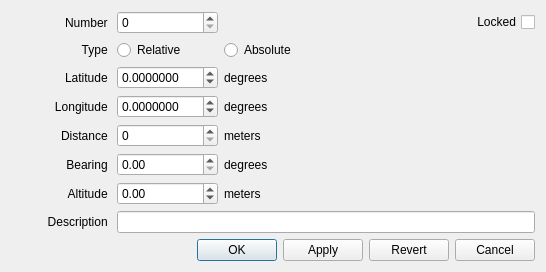
This is ground/openpilotgcs/src/plugins/opmap/opmap_edit_waypoint_dialog.ui in openpilot/OpenPilot as Qt 5 draws it before an edit. The edited form follows.
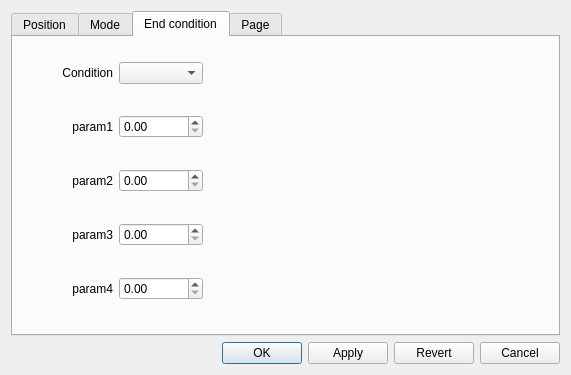
This is the edited form. Icons and pictures are not drawn.

```diff
--- a/ground/openpilotgcs/src/plugins/opmap/opmap_edit_waypoint_dialog.ui
+++ b/ground/openpilotgcs/src/plugins/opmap/opmap_edit_waypoint_dialog.ui
@@ -9,8 +9,8 @@
    <rect>
     <x>0</x>
     <y>0</y>
-    <width>546</width>
-    <height>261</height>
+    <width>571</width>
+    <height>375</height>
    </rect>
   </property>
   <property name="sizePolicy">
@@ -31,23 +31,24 @@
   </property>
   <layout class="QVBoxLayout" name="verticalLayout">
    <item>
+    <widget class="QTabWidget" name="tabWidget">
+     <property name="currentIndex">
+      <number>2</number>
+     </property>
+     <widget class="QWidget" name="tab_3">
+      <attribute name="title">
+       <string>Position</string>
+      </attribute>
+      <widget class="QWidget" name="layoutWidget">
+       <property name="geometry">
+        <rect>
+         <x>0</x>
+         <y>10</y>
+         <width>528</width>
+         <height>266</height>
+        </rect>
+       </property>
     <layout class="QGridLayout" name="gridLayout">
-     <item row="0" column="0">
-      <widget class="QLabel" name="label_7">
-       <property name="sizePolicy">
-        <sizepolicy hsizetype="Minimum" vsizetype="Preferred">
-         <horstretch>0</horstretch>
-         <verstretch>0</verstretch>
-        </sizepolicy>
-       </property>
-       <property name="text">
-        <string>Number </string>
-       </property>
-       <property name="alignment">
-        <set>Qt::AlignRight|Qt::AlignTrailing|Qt::AlignVCenter</set>
-       </property>
-      </widget>
-     </item>
      <item row="2" column="0">
       <widget class="QLabel" name="lbLat">
        <property name="sizePolicy">
@@ -122,19 +123,9 @@
        </property>
       </widget>
      </item>
-     <item row="7" column="2" colspan="4">
+        <item row="7" column="2" colspan="2">
       <widget class="QLineEdit" name="lineEditDescription"/>
      </item>
-     <item row="0" column="5">
-      <widget class="QCheckBox" name="checkBoxLocked">
-       <property name="layoutDirection">
-        <enum>Qt::RightToLeft</enum>
-       </property>
-       <property name="text">
-        <string>Locked</string>
-       </property>
-      </widget>
-     </item>
      <item row="0" column="2">
       <widget class="QSpinBox" name="spinBoxNumber">
        <property name="maximum">
@@ -282,7 +273,362 @@
        </property>
       </widget>
      </item>
-    </layout>
+        <item row="0" column="3">
+         <widget class="QCheckBox" name="checkBoxLocked">
+          <property name="layoutDirection">
+           <enum>Qt::LeftToRight</enum>
+          </property>
+          <property name="text">
+           <string>Locked</string>
+          </property>
+         </widget>
+        </item>
+        <item row="0" column="0">
+         <widget class="QLabel" name="label_7">
+          <property name="text">
+           <string>Number </string>
+          </property>
+          <property name="alignment">
+           <set>Qt::AlignRight|Qt::AlignTrailing|Qt::AlignVCenter</set>
+          </property>
+         </widget>
+        </item>
+       </layout>
+      </widget>
+     </widget>
+     <widget class="QWidget" name="tab_4">
+      <attribute name="title">
+       <string>Mode</string>
+      </attribute>
+      <widget class="QWidget" name="gridLayoutWidget">
+       <property name="geometry">
+        <rect>
+         <x>-1</x>
+         <y>-1</y>
+         <width>511</width>
+         <height>281</height>
+        </rect>
+       </property>
+       <layout class="QGridLayout" name="gridLayout_3">
+        <item row="0" column="0">
+         <widget class="QLabel" name="label">
+          <property name="sizePolicy">
+           <sizepolicy hsizetype="Minimum" vsizetype="Preferred">
+            <horstretch>0</horstretch>
+            <verstretch>0</verstretch>
+           </sizepolicy>
+          </property>
+          <property name="minimumSize">
+           <size>
+            <width>100</width>
+            <height>0</height>
+           </size>
+          </property>
+          <property name="layoutDirection">
+           <enum>Qt::LeftToRight</enum>
+          </property>
+          <property name="text">
+           <string>Mode</string>
+          </property>
+          <property name="alignment">
+           <set>Qt::AlignRight|Qt::AlignTrailing|Qt::AlignVCenter</set>
+          </property>
+         </widget>
+        </item>
+        <item row="0" column="1">
+         <widget class="QComboBox" name="cbMode"/>
+        </item>
+        <item row="1" column="1">
+         <widget class="QDoubleSpinBox" name="dsb_modeParam1">
+          <property name="maximum">
+           <double>999999999.000000000000000</double>
+          </property>
+         </widget>
+        </item>
+        <item row="1" column="0">
+         <widget class="QLabel" name="modeParam1">
+          <property name="sizePolicy">
+           <sizepolicy hsizetype="Minimum" vsizetype="Preferred">
+            <horstretch>0</horstretch>
+            <verstretch>0</verstretch>
+           </sizepolicy>
+          </property>
+          <property name="layoutDirection">
+           <enum>Qt::LeftToRight</enum>
+          </property>
+          <property name="text">
+           <string>param1</string>
+          </property>
+          <property name="alignment">
+           <set>Qt::AlignRight|Qt::AlignTrailing|Qt::AlignVCenter</set>
+          </property>
+         </widget>
+        </item>
+        <item row="2" column="0">
+         <widget class="QLabel" name="modeParam2">
+          <property name="sizePolicy">
+           <sizepolicy hsizetype="Minimum" vsizetype="Preferred">
+            <horstretch>0</horstretch>
+            <verstretch>0</verstretch>
+           </sizepolicy>
+          </property>
+          <property name="layoutDirection">
+           <enum>Qt::LeftToRight</enum>
+          </property>
+          <property name="text">
+           <string>param2</string>
+          </property>
+          <property name="alignment">
+           <set>Qt::AlignRight|Qt::AlignTrailing|Qt::AlignVCenter</set>
+          </property>
+         </widget>
+        </item>
+        <item row="3" column="0">
+         <widget class="QLabel" name="modeParam3">
+          <property name="sizePolicy">
+           <sizepolicy hsizetype="Minimum" vsizetype="Preferred">
+            <horstretch>0</horstretch>
+            <verstretch>0</verstretch>
+           </sizepolicy>
+          </property>
+          <property name="layoutDirection">
+           <enum>Qt::LeftToRight</enum>
+          </property>
+          <property name="text">
+           <string>param3</string>
+          </property>
+          <property name="alignment">
+           <set>Qt::AlignRight|Qt::AlignTrailing|Qt::AlignVCenter</set>
+          </property>
+         </widget>
+        </item>
+        <item row="4" column="0">
+         <widget class="QLabel" name="modeParam4">
+          <property name="sizePolicy">
+           <sizepolicy hsizetype="Minimum" vsizetype="Preferred">
+            <horstretch>0</horstretch>
+            <verstretch>0</verstretch>
+           </sizepolicy>
+          </property>
+          <property name="layoutDirection">
+           <enum>Qt::LeftToRight</enum>
+          </property>
+          <property name="text">
+           <string>param4</string>
+          </property>
+          <property name="alignment">
+           <set>Qt::AlignRight|Qt::AlignTrailing|Qt::AlignVCenter</set>
+          </property>
+         </widget>
+        </item>
+        <item row="2" column="1">
+         <widget class="QDoubleSpinBox" name="dsb_modeParam2">
+          <property name="maximum">
+           <double>999999999.000000000000000</double>
+          </property>
+         </widget>
+        </item>
+        <item row="3" column="1">
+         <widget class="QDoubleSpinBox" name="dsb_modeParam3">
+          <property name="maximum">
+           <double>999999999.000000000000000</double>
+          </property>
+         </widget>
+        </item>
+        <item row="4" column="1">
+         <widget class="QDoubleSpinBox" name="dsb_modeParam4">
+          <property name="maximum">
+           <double>999999999.000000000000000</double>
+          </property>
+         </widget>
+        </item>
+        <item row="2" column="2">
+         <spacer name="horizontalSpacer_2">
+          <property name="orientation">
+           <enum>Qt::Horizontal</enum>
+          </property>
+          <property name="sizeHint" stdset="0">
+           <size>
+            <width>40</width>
+            <height>20</height>
+           </size>
+          </property>
+         </spacer>
+        </item>
+       </layout>
+      </widget>
+     </widget>
+     <widget class="QWidget" name="tab">
+      <attribute name="title">
+       <string>End condition</string>
+      </attribute>
+      <widget class="QWidget" name="gridLayoutWidget_2">
+       <property name="geometry">
+        <rect>
+         <x>0</x>
+         <y>0</y>
+         <width>551</width>
+         <height>291</height>
+        </rect>
+       </property>
+       <layout class="QGridLayout" name="gridLayout_4">
+        <property name="sizeConstraint">
+         <enum>QLayout::SetDefaultConstraint</enum>
+        </property>
+        <item row="0" column="0">
+         <widget class="QLabel" name="Condition">
+          <property name="sizePolicy">
+           <sizepolicy hsizetype="Minimum" vsizetype="Preferred">
+            <horstretch>0</horstretch>
+            <verstretch>0</verstretch>
+           </sizepolicy>
+          </property>
+          <property name="minimumSize">
+           <size>
+            <width>100</width>
+            <height>0</height>
+           </size>
+          </property>
+          <property name="layoutDirection">
+           <enum>Qt::LeftToRight</enum>
+          </property>
+          <property name="text">
+           <string>Condition</string>
+          </property>
+          <property name="alignment">
+           <set>Qt::AlignRight|Qt::AlignTrailing|Qt::AlignVCenter</set>
+          </property>
+         </widget>
+        </item>
+        <item row="0" column="1">
+         <widget class="QComboBox" name="cbCondition"/>
+        </item>
+        <item row="1" column="1">
+         <widget class="QDoubleSpinBox" name="dsb_condParam1">
+          <property name="maximum">
+           <double>999999999.000000000000000</double>
+          </property>
+         </widget>
+        </item>
+        <item row="1" column="0">
+         <widget class="QLabel" name="condParam1">
+          <property name="sizePolicy">
+           <sizepolicy hsizetype="Minimum" vsizetype="Preferred">
+            <horstretch>0</horstretch>
+            <verstretch>0</verstretch>
+           </sizepolicy>
+          </property>
+          <property name="layoutDirection">
+           <enum>Qt::LeftToRight</enum>
+          </property>
+          <property name="text">
+           <string>param1</string>
+          </property>
+          <property name="alignment">
+           <set>Qt::AlignRight|Qt::AlignTrailing|Qt::AlignVCenter</set>
+          </property>
+         </widget>
+        </item>
+        <item row="2" column="0">
+         <widget class="QLabel" name="condParam2">
+          <property name="sizePolicy">
+           <sizepolicy hsizetype="Minimum" vsizetype="Preferred">
+            <horstretch>0</horstretch>
+            <verstretch>0</verstretch>
+           </sizepolicy>
+          </property>
+          <property name="layoutDirection">
+           <enum>Qt::LeftToRight</enum>
+          </property>
+          <property name="text">
+           <string>param2</string>
+          </property>
+          <property name="alignment">
+           <set>Qt::AlignRight|Qt::AlignTrailing|Qt::AlignVCenter</set>
+          </property>
+         </widget>
+        </item>
+        <item row="3" column="0">
+         <widget class="QLabel" name="condParam3">
+          <property name="sizePolicy">
+           <sizepolicy hsizetype="Minimum" vsizetype="Preferred">
+            <horstretch>0</horstretch>
+            <verstretch>0</verstretch>
+           </sizepolicy>
+          </property>
+          <property name="layoutDirection">
+           <enum>Qt::LeftToRight</enum>
+          </property>
+          <property name="text">
+           <string>param3</string>
+          </property>
+          <property name="alignment">
+           <set>Qt::AlignRight|Qt::AlignTrailing|Qt::AlignVCenter</set>
+          </property>
+         </widget>
+        </item>
+        <item row="4" column="0">
+         <widget class="QLabel" name="condParam4">
+          <property name="sizePolicy">
+           <sizepolicy hsizetype="Minimum" vsizetype="Preferred">
+            <horstretch>0</horstretch>
+            <verstretch>0</verstretch>
+           </sizepolicy>
+          </property>
+          <property name="layoutDirection">
+           <enum>Qt::LeftToRight</enum>
+          </property>
+          <property name="text">
+           <string>param4</string>
+          </property>
+          <property name="alignment">
+           <set>Qt::AlignRight|Qt::AlignTrailing|Qt::AlignVCenter</set>
+          </property>
+         </widget>
+        </item>
+        <item row="2" column="1">
+         <widget class="QDoubleSpinBox" name="dsb_condParam2">
+          <property name="maximum">
+           <double>999999999.000000000000000</double>
+          </property>
+         </widget>
+        </item>
+        <item row="3" column="1">
+         <widget class="QDoubleSpinBox" name="dsb_condParam3">
+          <property name="maximum">
+           <double>999999999.000000000000000</double>
+          </property>
+         </widget>
+        </item>
+        <item row="4" column="1">
+         <widget class="QDoubleSpinBox" name="dsb_condParam4">
+          <property name="maximum">
+           <double>999999999.000000000000000</double>
+          </property>
+         </widget>
+        </item>
+        <item row="2" column="2">
+         <spacer name="horizontalSpacer_3">
+          <property name="orientation">
+           <enum>Qt::Horizontal</enum>
+          </property>
+          <property name="sizeHint" stdset="0">
+           <size>
+            <width>40</width>
+            <height>20</height>
+           </size>
+          </property>
+         </spacer>
+        </item>
+       </layout>
+      </widget>
+     </widget>
+     <widget class="QWidget" name="tab_2">
+      <attribute name="title">
+       <string>Page</string>
+      </attribute>
+     </widget>
+    </widget>
    </item>
    <item>
     <layout class="QHBoxLayout" name="horizontalLayout">
```
Lines whose indentation alone changed are shown as unchanged.
